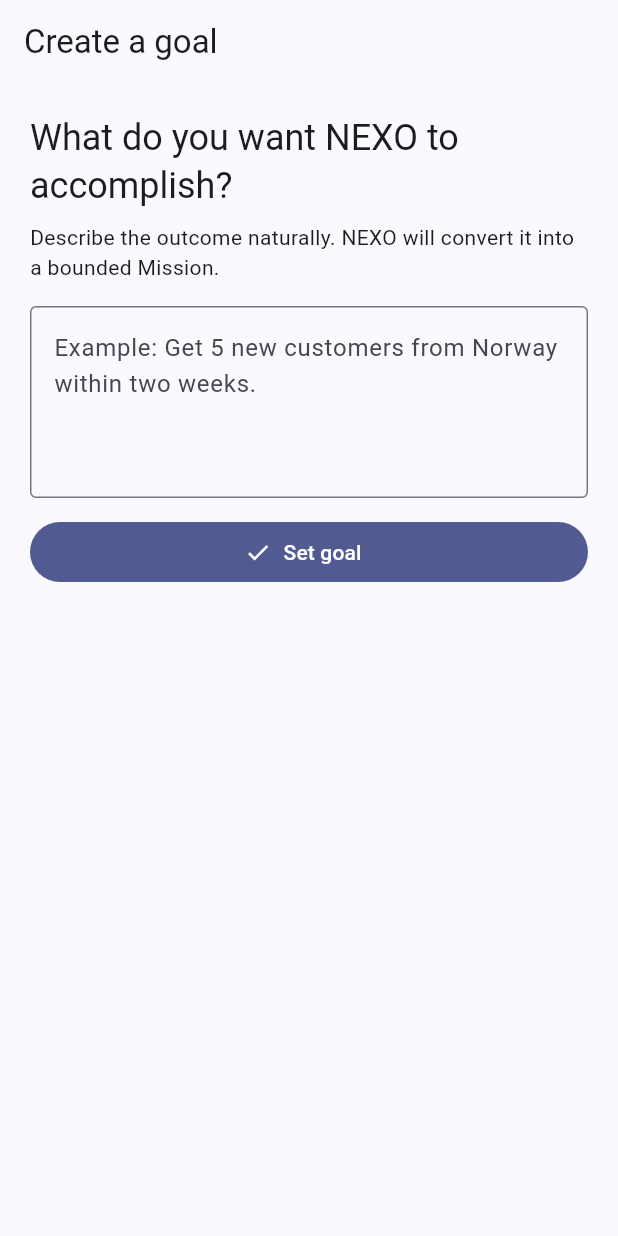
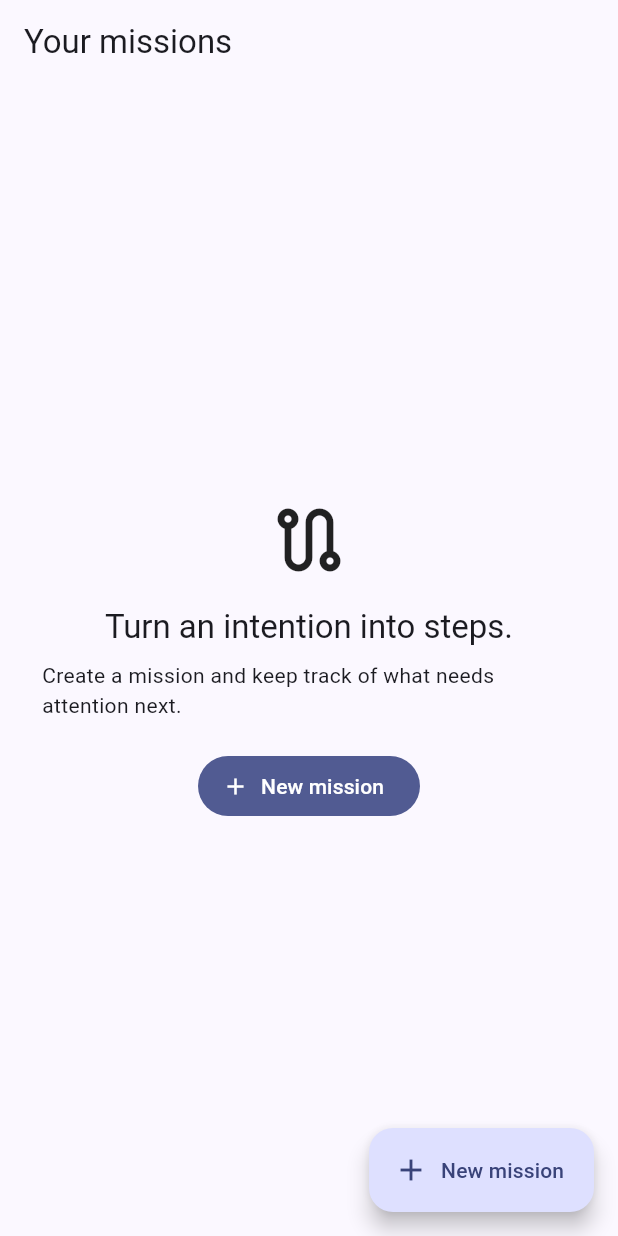
Before and after one commit to abdalrhmanata-gif/Nexo, a Flutter app: the screen it shows after launch, on a phone screen of 412 x 824 dp. Run offline on Flutter 3.47's test engine with Material 3 defaults, Android fonts, the phone set to English and light mode, and no system bars; our stand-ins replace shared_preferences.

Commit message:
Add multi-mission local workspace
Co-authored-by: Copilot App <223556219+Copilot@users.noreply.github.com>

```diff
--- a/lib/data/local_mission_store.dart
+++ b/lib/data/local_mission_store.dart
@@ -31,15 +31,23 @@ class SharedPreferencesMissionStore implements LocalMissionStore {
 class MissionStorageCodec {
   const MissionStorageCodec();
 
-  String encode(Mission mission) => encodeState(mission, const []);
+  String encode(Mission mission) =>
+      encodeCollection([LocalMissionState(mission: mission, ledger: const [])]);
 
   String encodeState(
     Mission mission,
     List<MissionLedgerEntry> ledger,
   ) =>
-      jsonEncode({
-        'mission': jsonDecode(_encodeMission(mission)),
-        'ledger': ledger
+      encodeCollection([LocalMissionState(mission: mission, ledger: ledger)]);
+
+  String encodeCollection(List<LocalMissionState> states) => jsonEncode({
+        'version': 2,
+        'missions': states.map(_encodeState).toList(),
+      });
+
+  Map<String, Object?> _encodeState(LocalMissionState state) => {
+        'mission': jsonDecode(_encodeMission(state.mission)),
+        'ledger': state.ledger
             .map((entry) => {
                   'id': entry.id,
                   'missionId': entry.missionId,
@@ -50,7 +58,7 @@ class MissionStorageCodec {
                   'data': entry.data,
                 })
             .toList(),
-      });
+      };
 
   String _encodeMission(Mission mission) => jsonEncode({
         'id': mission.id,
@@ -84,10 +92,27 @@ class MissionStorageCodec {
   Mission decode(String value) => decodeState(value).mission;
 
   LocalMissionState decodeState(String value) {
+    final states = decodeCollection(value);
+    if (states.length != 1) {
+      throw const FormatException('Expected one mission.');
+    }
+    return states.single;
+  }
+
+  List<LocalMissionState> decodeCollection(String value) {
     final raw = jsonDecode(value);
     if (raw is! Map<String, dynamic>) {
       throw const FormatException('Invalid mission storage envelope.');
     }
+    if (raw['missions'] is List) {
+      return (raw['missions'] as List)
+          .map((entry) => _decodeState(entry as Map<String, dynamic>))
+          .toList(growable: false);
+    }
+    return [_decodeState(raw)];
+  }
+
+  LocalMissionState _decodeState(Map<String, dynamic> raw) {
     final missionRaw = raw['mission'] is Map<String, dynamic>
         ? raw['mission'] as Map<String, dynamic>
         : raw;
--- a/lib/data/mission_repository.dart
+++ b/lib/data/mission_repository.dart
@@ -41,7 +41,13 @@ class DemoMissionRepository implements MissionRepository {
   final List<MissionLedgerEntry> _ledger = [];
   int _missionSequence = 0;
 
+  final Map<String, Mission> _missions = {};
+  final Map<String, ExecutionLease?> _leases = {};
+  final Map<String, List<MissionLedgerEntry>> _ledgers = {};
+
   Mission? get currentMission => _mission;
+  List<Mission> get missions => List.unmodifiable(_missions.values);
+  Future<List<Mission>> listMissions() async => missions;
 
   Future<void> restore() async {
     final store = _store;
@@ -49,9 +55,13 @@ class DemoMissionRepository implements MissionRepository {
     final encoded = await store.read();
     if (encoded == null) return;
     try {
-      final state = _codec.decodeState(encoded);
+      final states = _codec.decodeCollection(encoded);
+      _missions.clear();
+      _ledgers.clear();
+      _leases.clear();
+      for (final state in states) {
         final restored = state.mission;
-      _mission =
+        final safe =
             restored.leaseId == null && restored.status != MissionStatus.running
                 ? restored
                 : restored.copyWith(
@@ -60,25 +70,38 @@ class DemoMissionRepository implements MissionRepository {
                     clearLeaseId: true,
                     clearLeaseExpiresAt: true,
                     actions: restored.actions
-                      .map((action) => action.status == ActionStatus.authorized
+                        .map((action) =>
+                            action.status == ActionStatus.authorized
                                 ? action.copyWith(status: ActionStatus.pending)
                                 : action)
                         .toList(growable: false),
                   );
+        _missions[safe.id] = safe;
+        _ledgers[safe.id] = [...state.ledger];
+      }
+      _mission = _missions.values.isEmpty ? null : _missions.values.last;
       _ledger
         ..clear()
-        ..addAll(state.ledger);
+        ..addAll(_mission == null ? const [] : _ledgers[_mission!.id]!);
     } on Object {
+      _missions.clear();
+      _ledgers.clear();
+      _leases.clear();
       _mission = null;
       await store.clear();
     }
   }
 
   Future<void> _persist() async {
+    _saveSelected();
     final store = _store;
-    final mission = _mission;
-    if (store == null || mission == null) return;
-    await store.write(_codec.encodeState(mission, _ledger));
+    if (store == null) return;
+    await store.write(_codec.encodeCollection(_missions.entries.map((entry) {
+      return LocalMissionState(
+        mission: entry.value,
+        ledger: _ledgers[entry.key] ?? const [],
+      );
+    }).toList(growable: false)));
   }
 
   @override
@@ -142,6 +165,9 @@ class DemoMissionRepository implements MissionRepository {
     _record(LedgerEventType.intentCreated, 'Intent converted into a Mission.');
     _record(LedgerEventType.authorityRequested,
         'Requested bounded authority for the mission.');
+    _missions[_mission!.id] = _mission!;
+    _ledgers[_mission!.id] = [..._ledger];
+    _leases[_mission!.id] = null;
     await _persist();
     return _mission!;
   }
@@ -159,16 +185,36 @@ class DemoMissionRepository implements MissionRepository {
       summary: summary,
       data: data,
     ));
+    if (m.id == _mission?.id) {
+      _ledgers[m.id] = _ledger;
+    }
   }
 
   Mission _require(String id) {
-    final m = _mission;
+    final m = _missions[id];
     if (m == null || m.id != id) throw StateError('Mission not found.');
     return m;
   }
 
+  void _select(String id) {
+    _mission = _require(id);
+    _ledger
+      ..clear()
+      ..addAll(_ledgers[id] ?? const []);
+    _lease = _leases[id];
+  }
+
+  void _saveSelected() {
+    final mission = _mission;
+    if (mission == null) return;
+    _missions[mission.id] = mission;
+    _ledgers[mission.id] = [..._ledger];
+    _leases[mission.id] = _lease;
+  }
+
   @override
   Future<Mission> approveAuthority(String missionId) async {
+    _select(missionId);
     final m = _require(missionId);
     if (m.status != MissionStatus.ready && m.status != MissionStatus.paused) {
       throw StateError(
@@ -179,11 +225,14 @@ class DemoMissionRepository implements MissionRepository {
         status: MissionStatus.ready,
         delegationId: 'delegation-${m.id}');
     await _persist();
+    _saveSelected();
+    await _persist();
     return _mission!;
   }
 
   @override
   Future<Mission> startMission(String missionId) async {
+    _select(missionId);
     final m = _require(missionId);
     if (m.status != MissionStatus.ready) {
       throw StateError(
@@ -222,11 +271,14 @@ class DemoMissionRepository implements MissionRepository {
         {'lease_id': _lease!.id});
     _record(LedgerEventType.missionStarted, 'Mission entered RUNNING.');
     await _persist();
+    _saveSelected();
+    await _persist();
     return _mission!;
   }
 
   @override
   Future<Mission> continueMission(String missionId) async {
+    _select(missionId);
     final m = _require(missionId);
     if (m.status != MissionStatus.running) {
       throw StateError('Only a running mission can continue.');
@@ -243,6 +295,8 @@ class DemoMissionRepository implements MissionRepository {
             LedgerEventType.waitingEntered,
             'Mission is waiting for approval before the next action.',
             {'action_id': m.actions[waitingIndex].id});
+        await _persist();
+        _saveSelected();
         await _persist();
         return _mission!;
       }
@@ -262,6 +316,8 @@ class DemoMissionRepository implements MissionRepository {
     _record(LedgerEventType.actionSucceeded, 'Completed demo action.',
         {'action_id': action.id});
     await _persist();
+    _saveSelected();
+    await _persist();
     return _mission!;
   }
 
@@ -273,6 +329,7 @@ class DemoMissionRepository implements MissionRepository {
     String? outcomeNote,
     DateTime? followUpAt,
   }) async {
+    _select(missionId);
     final m = _require(missionId);
     final index = m.actions.indexWhere((action) => action.id == actionId);
     if (index == -1) throw StateError('Action not found.');
@@ -304,11 +361,14 @@ class DemoMissionRepository implements MissionRepository {
       },
     );
     await _persist();
+    _saveSelected();
+    await _persist();
     return _mission!;
   }
 
   @override
   Future<Mission> pauseMission(String missionId) async {
+    _select(missionId);
     final m = _require(missionId);
     if (m.status != MissionStatus.running) {
       throw StateError('Only a running mission can be paused.');
@@ -316,16 +376,21 @@ class DemoMissionRepository implements MissionRepository {
     _mission = m.copyWith(status: MissionStatus.paused);
     _record(LedgerEventType.missionPaused, 'Mission paused by user.');
     await _persist();
+    _saveSelected();
+    await _persist();
     return _mission!;
   }
 
   @override
   Future<Mission> resumeMission(String missionId) async {
+    _select(missionId);
     final m = _require(missionId);
     if (!m.authorityApproved) throw StateError('Authority is not approved.');
     final expiry = m.leaseExpiresAt;
     if (expiry == null || !_isLeaseUsable(expiry)) {
       _expireLease();
+      await _persist();
+      _saveSelected();
       await _persist();
       throw StateError(
           'Execution lease expired. Re-authorization is required.');
@@ -336,6 +401,8 @@ class DemoMissionRepository implements MissionRepository {
     _mission = m.copyWith(status: MissionStatus.running);
     _record(LedgerEventType.missionResumed,
         'Mission resumed under the existing lease.');
+    await _persist();
+    _saveSelected();
     await _persist();
     return _mission!;
   }
@@ -383,6 +450,7 @@ class DemoMissionRepository implements MissionRepository {
 
   @override
   Future<Mission> revokeLease(String missionId) async {
+    _select(missionId);
     final m = _require(missionId);
     final now = _clock();
     final lease = _lease;
@@ -417,19 +485,20 @@ class DemoMissionRepository implements MissionRepository {
     );
     _record(LedgerEventType.leaseRevoked, 'Execution lease revoked.');
     await _persist();
+    _saveSelected();
+    await _persist();
     return _mission!;
   }
 
   @override
   Future<ExecutionLease?> getExecutionLease(String missionId) async {
-    _require(missionId);
-    return _lease;
+    return _leases[missionId];
   }
 
   @override
   Future<List<MissionLedgerEntry>> getLedger(String missionId) async {
     _require(missionId);
-    return List.unmodifiable(_ledger);
+    return List.unmodifiable(_ledgers[missionId] ?? const []);
   }
 
   @override
--- a/lib/main.dart
+++ b/lib/main.dart
@@ -5,6 +5,7 @@ import 'domain/intent.dart';
 import 'domain/mission.dart';
 import 'ui/intent_builder_screen.dart';
 import 'ui/mission_screen.dart';
+import 'ui/workspace_screen.dart';
 
 Future<void> main() async {
   WidgetsFlutterBinding.ensureInitialized();
@@ -37,23 +38,44 @@ class _Home extends StatefulWidget {
 
 class _HomeState extends State<_Home> {
   Mission? mission;
+  String? openMissionId;
+  bool creating = false;
 
   @override
   void initState() {
     super.initState();
     mission = widget.repository.currentMission;
+    openMissionId = null;
   }
 
   Future<void> _create(IntentDraft draft) async {
     final created = await widget.repository.createMission(draft);
     if (!mounted) return;
-    setState(() => mission = created);
+    setState(() {
+      mission = created;
+      creating = false;
+      openMissionId = created.id;
+    });
   }
 
   @override
   Widget build(BuildContext context) {
-    final m = mission;
-    if (m == null) return IntentBuilderScreen(onApproved: _create);
-    return MissionScreen(repository: widget.repository, missionId: m.id);
+    if (creating) return IntentBuilderScreen(onApproved: _create);
+    final openId = openMissionId;
+    if (openId != null) {
+      return MissionScreen(
+        repository: widget.repository,
+        missionId: openId,
+        onBack: () => setState(() => openMissionId = null),
+      );
+    }
+    return FutureBuilder<List<Mission>>(
+      future: widget.repository.listMissions(),
+      builder: (context, snapshot) => WorkspaceScreen(
+        missions: snapshot.data ?? const [],
+        onNewMission: () => setState(() => creating = true),
+        onOpenMission: (id) => setState(() => openMissionId = id),
+      ),
+    );
   }
 }
--- /dev/null
+++ b/lib/ui/workspace_screen.dart
@@ -0,0 +1,104 @@
+import 'package:flutter/material.dart';
+
+import '../domain/mission.dart';
+
+class WorkspaceScreen extends StatelessWidget {
+  final List<Mission> missions;
+  final VoidCallback onNewMission;
+  final ValueChanged<String> onOpenMission;
+
+  const WorkspaceScreen({
+    super.key,
+    required this.missions,
+    required this.onNewMission,
+    required this.onOpenMission,
+  });
+
+  @override
+  Widget build(BuildContext context) => Scaffold(
+        appBar: AppBar(title: const Text('Your missions')),
+        body: missions.isEmpty
+            ? _EmptyWorkspace(onNewMission: onNewMission)
+            : ListView(
+                padding: const EdgeInsets.all(20),
+                children: [
+                  Text('What needs attention?',
+                      style: Theme.of(context).textTheme.headlineSmall),
+                  const SizedBox(height: 16),
+                  ...missions.map(
+                    (mission) => _MissionTile(
+                      mission: mission,
+                      onTap: () => onOpenMission(mission.id),
+                    ),
+                  ),
+                ],
+              ),
+        floatingActionButton: FloatingActionButton.extended(
+          onPressed: onNewMission,
+          icon: const Icon(Icons.add),
+          label: const Text('New mission'),
+        ),
+      );
+}
+
+class _EmptyWorkspace extends StatelessWidget {
+  final VoidCallback onNewMission;
+  const _EmptyWorkspace({required this.onNewMission});
+
+  @override
+  Widget build(BuildContext context) => Center(
+        child: Padding(
+          padding: const EdgeInsets.all(28),
+          child: Column(
+            mainAxisSize: MainAxisSize.min,
+            children: [
+              const Icon(Icons.route_outlined, size: 56),
+              const SizedBox(height: 16),
+              Text('Turn an intention into steps.',
+                  style: Theme.of(context).textTheme.titleLarge),
+              const SizedBox(height: 8),
+              const Text(
+                  'Create a mission and keep track of what needs attention next.'),
+              const SizedBox(height: 20),
+              FilledButton.icon(
+                onPressed: onNewMission,
+                icon: const Icon(Icons.add),
+                label: const Text('New mission'),
+              ),
+            ],
+          ),
+        ),
+      );
+}
+
+class _MissionTile extends StatelessWidget {
+  final Mission mission;
+  final VoidCallback onTap;
+  const _MissionTile({required this.mission, required this.onTap});
+
+  @override
+  Widget build(BuildContext context) {
+    final current = mission.currentAction;
+    final state = current?.status == ActionStatus.waiting
+        ? 'Waiting'
+        : missionStatusLabel(mission.status);
+    return Card(
+      margin: const EdgeInsets.only(bottom: 12),
+      child: ListTile(
+        onTap: onTap,
+        title: Text(mission.objective),
+        subtitle: Text([
+          '$state • ${current?.title ?? 'All steps completed'}',
+          '${mission.completedActionCount} of ${mission.actions.length} steps completed',
+        ].join('\n')),
+        isThreeLine: true,
+        trailing: SizedBox(
+          width: 52,
+          child: Text('${(mission.progress * 100).round()}%',
+              textAlign: TextAlign.end,
+              style: Theme.of(context).textTheme.titleMedium),
+        ),
+      ),
+    );
+  }
+}
```
Also changed, not shown: NEXO_STATIC_CONTRACT_REPORT.json (+8 -7 lines), lib/ui/mission_screen.dart (+17 -3 lines), 3 other files. Lines whose indentation alone changed are shown as unchanged.
